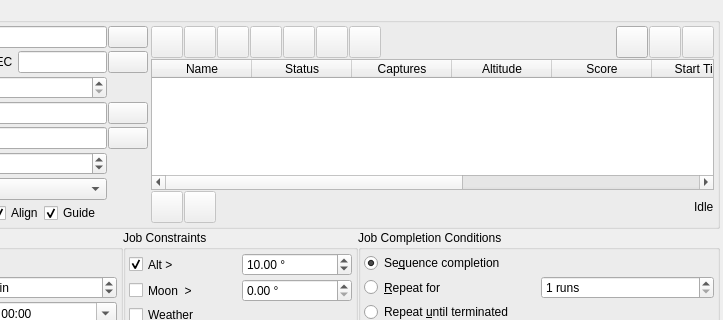
Old version of the form kstars-astropi/kstars/ekos/scheduler/scheduler.ui in the repository Andre87osx/AstroPi-system; both pictures show x 202 to 925 and y 0 to 320 of the 925 by 432 pixel window.
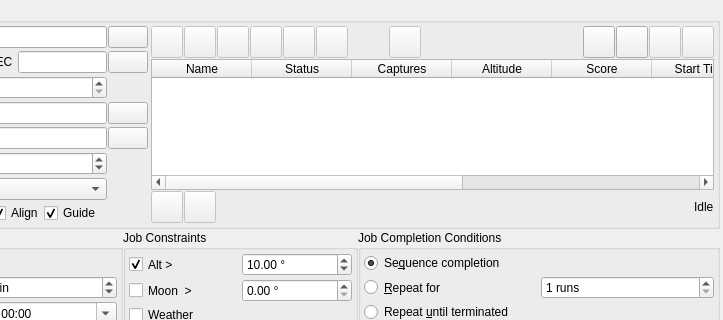
New version of the form. Icons and pictures are not drawn. Custom widgets are drawn as their Qt base class.

The edit to the form file:
```diff
--- a/kstars-astropi/kstars/ekos/scheduler/scheduler.ui
+++ b/kstars-astropi/kstars/ekos/scheduler/scheduler.ui
@@ -830,6 +830,22 @@
             </property>
            </widget>
           </item>
+          <item>
+           <spacer name="horizontalSpacer_3">
+            <property name="orientation">
+             <enum>Qt::Horizontal</enum>
+            </property>
+            <property name="sizeType">
+             <enum>QSizePolicy::Preferred</enum>
+            </property>
+            <property name="sizeHint" stdset="0">
+             <size>
+              <width>40</width>
+              <height>20</height>
+             </size>
+            </property>
+           </spacer>
+          </item>
           <item>
            <widget class="QPushButton" name="mosaicB">
             <property name="enabled">
@@ -866,6 +882,9 @@
             <property name="orientation">
              <enum>Qt::Horizontal</enum>
             </property>
+            <property name="sizeType">
+             <enum>QSizePolicy::Expanding</enum>
+            </property>
             <property name="sizeHint" stdset="0">
              <size>
               <width>40</width>
@@ -874,6 +893,40 @@
             </property>
            </spacer>
           </item>
+          <item>
+           <widget class="QPushButton" name="queueAppendB">
+            <property name="enabled">
+             <bool>true</bool>
+            </property>
+            <property name="sizePolicy">
+             <sizepolicy hsizetype="Fixed" vsizetype="Fixed">
+              <horstretch>0</horstretch>
+              <verstretch>0</verstretch>
+             </sizepolicy>
+            </property>
+            <property name="minimumSize">
+             <size>
+              <width>32</width>
+              <height>32</height>
+             </size>
+            </property>
+            <property name="maximumSize">
+             <size>
+              <width>32</width>
+              <height>32</height>
+             </size>
+            </property>
+            <property name="toolTip">
+             <string>&lt;html&gt;&lt;head/&gt;&lt;body&gt;&lt;p align=&quot;justify&quot;&gt;Load schedule from file and append jobs to queue.&lt;/p&gt;&lt;/body&gt;&lt;/html&gt;</string>
+            </property>
+            <property name="statusTip">
+             <string/>
+            </property>
+            <property name="text">
+             <string/>
+            </property>
+           </widget>
+          </item>
           <item>
            <widget class="QPushButton" name="queueLoadB">
             <property name="enabled">
```
Left out of the diff: 9 changed lines with no effect on the pictures.
